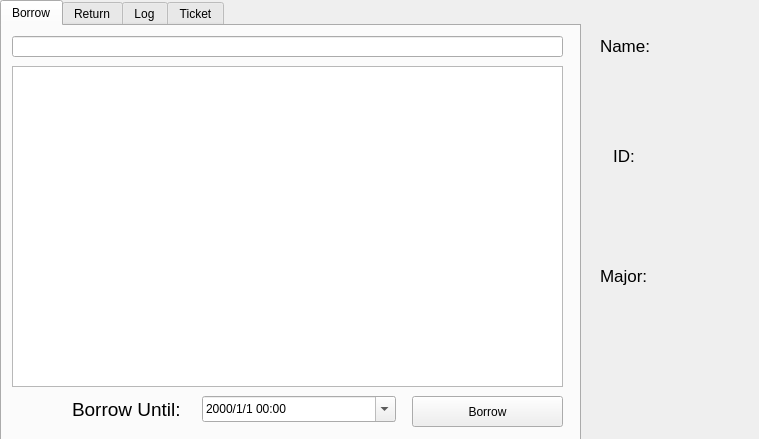
Above: readerwindow.ui from Yuuksta/LibraryMS before the change. Below: the same form after it.
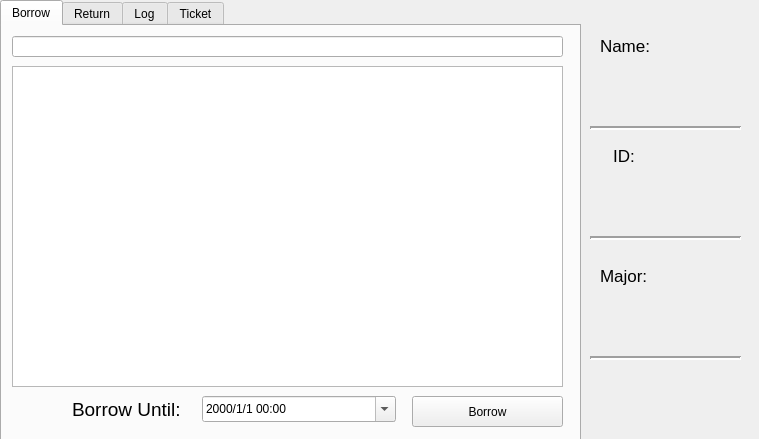
That is the form after the change.

Diff of the .ui file:
```diff
--- a/readerwindow.ui
+++ b/readerwindow.ui
@@ -329,6 +329,57 @@
     <string>       ID:</string>
    </property>
   </widget>
+  <widget class="Line" name="line">
+   <property name="geometry">
+    <rect>
+     <x>590</x>
+     <y>120</y>
+     <width>151</width>
+     <height>16</height>
+    </rect>
+   </property>
+   <property name="lineWidth">
+    <number>2</number>
+   </property>
+   <property name="orientation">
+    <enum>Qt::Horizontal</enum>
+   </property>
+  </widget>
+  <widget class="Line" name="line_2">
+   <property name="geometry">
+    <rect>
+     <x>590</x>
+     <y>230</y>
+     <width>151</width>
+     <height>16</height>
+    </rect>
+   </property>
+   <property name="lineWidth">
+    <number>2</number>
+   </property>
+   <property name="orientation">
+    <enum>Qt::Horizontal</enum>
+   </property>
+  </widget>
+  <widget class="Line" name="line_3">
+   <property name="geometry">
+    <rect>
+     <x>590</x>
+     <y>350</y>
+     <width>151</width>
+     <height>16</height>
+    </rect>
+   </property>
+   <property name="frameShadow">
+    <enum>QFrame::Sunken</enum>
+   </property>
+   <property name="lineWidth">
+    <number>2</number>
+   </property>
+   <property name="orientation">
+    <enum>Qt::Horizontal</enum>
+   </property>
+  </widget>
  </widget>
  <resources/>
  <connections/>
```
Left out of the diff: 2 changed lines with no effect on the pictures.
